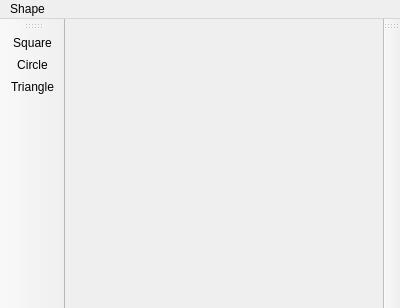
Before: the Qt Designer form mainwindow.ui in laban211/ADP, drawn with Qt 5.
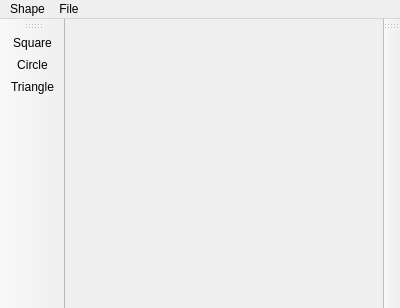
After: the same form once the commit is applied.

What changed in the file:
```diff
--- a/mainwindow.ui
+++ b/mainwindow.ui
@@ -31,7 +31,15 @@
     <addaction name="actionCircle"/>
     <addaction name="actionTriangle"/>
    </widget>
+   <widget class="QMenu" name="menuFile">
+    <property name="title">
+     <string>File</string>
+    </property>
+    <addaction name="actionOpen"/>
+    <addaction name="actionSave"/>
+   </widget>
    <addaction name="menuSquare"/>
+   <addaction name="menuFile"/>
   </widget>
   <widget class="QToolBar" name="leftToolBar">
    <attribute name="toolBarArea">
```
Left out of the diff: 10 changed lines with no effect on the pictures.
